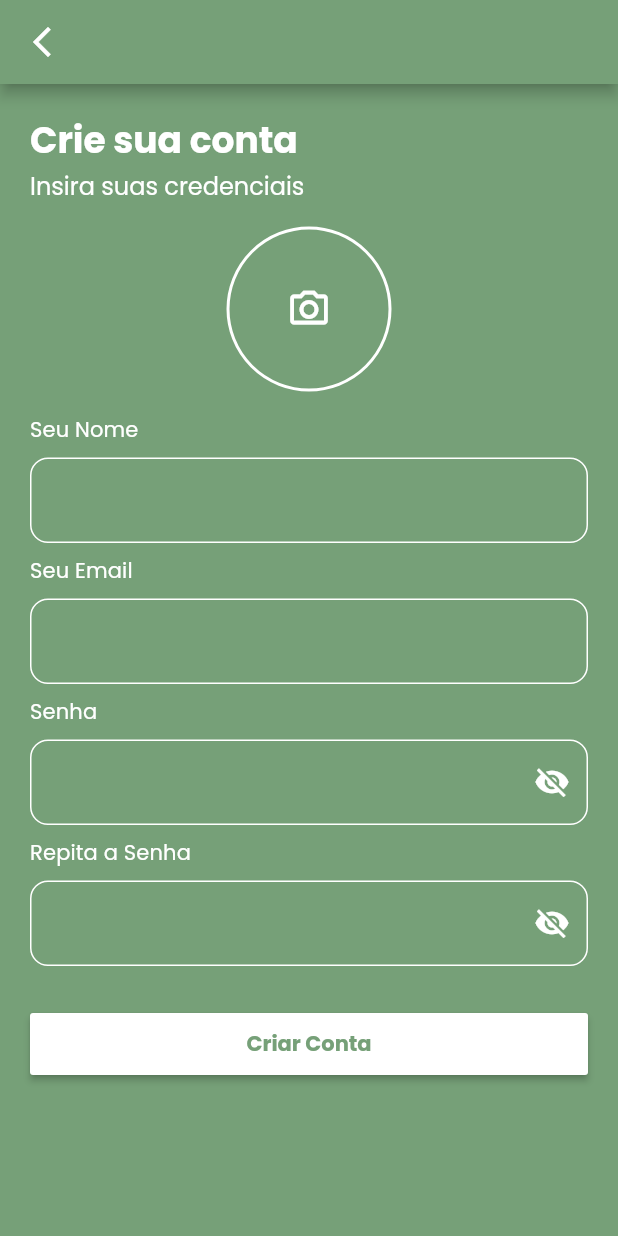
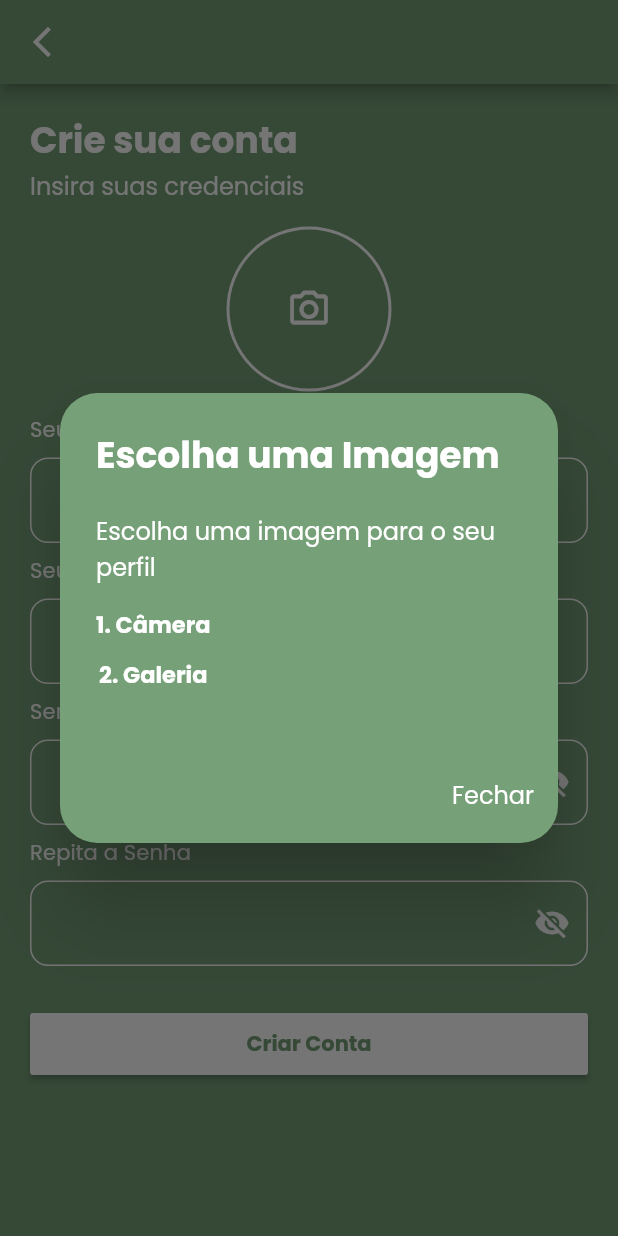
Before and after one commit to OzielFilho/smart_planner, a Flutter app: the CreateAccountPage screen opened by its route, after a tap on the "camera alt" icon, on a phone screen of 412 x 824 dp. Run offline on Flutter 3.47's test engine with Material 2 defaults, Android fonts, the phone set to English and light mode, and no system bars; our stand-ins replace bloc, cloud_firestore, dartz, equatable, firebase_auth, firebase_core and 4 more; accounts and stored records are empty.

Commit message:
feature : image of user

```diff
--- a/lib/app/app_module.dart
+++ b/lib/app/app_module.dart
@@ -1,11 +1,13 @@
 import 'package:cloud_firestore/cloud_firestore.dart';
 import 'package:firebase_auth/firebase_auth.dart';
+import 'package:firebase_storage/firebase_storage.dart';
 import 'package:flutter_modular/flutter_modular.dart';
 import 'package:smart_planner/app/core/services/firebase_auth_service.dart';
 import 'package:smart_planner/app/core/services/firebase_store_service.dart';
 import 'package:smart_planner/app/core/services/network_service.dart';
 import 'package:smart_planner/app/modules/splash/splash_module.dart';
 
+import 'core/services/firestorage_service.dart';
 import 'modules/authentication/authentication_module.dart';
 
 class AppModule extends Module {
@@ -13,6 +15,8 @@ class AppModule extends Module {
   final List<Bind> binds = [
     Bind((i) => FirebaseStoreServiceImpl(FirebaseFirestore.instance)),
     Bind((i) => FirebaseAuthServiceImpl(FirebaseAuth.instance, i())),
+    Bind((i) => FirestorageServiceImpl(
+        FirebaseStorage.instance, FirebaseAuth.instance)),
     Bind((i) => NetworkServiceImpl()),
   ];
 
--- a/lib/app/core/presentation/widgets/image_get_design.dart
+++ b/lib/app/core/presentation/widgets/image_get_design.dart
@@ -1,14 +1,20 @@
+import 'dart:io';
+
 import 'package:flutter/material.dart';
+
 import 'package:smart_planner/app/core/utils/color_utils.dart';
 
 class ImageGetDesign extends StatelessWidget {
-  const ImageGetDesign({Key? key}) : super(key: key);
+  final Function() action;
+  final File? image;
+  const ImageGetDesign({Key? key, required this.action, this.image})
+      : super(key: key);
 
   @override
   Widget build(BuildContext context) {
     return InkWell(
       borderRadius: BorderRadius.circular(100.0),
-      onTap: () {},
+      onTap: action,
       child: Stack(
         alignment: Alignment.center,
         children: [
@@ -17,6 +23,9 @@ class ImageGetDesign extends StatelessWidget {
             height: 120,
             width: 110,
             decoration: BoxDecoration(
+              image: image != null
+                  ? DecorationImage(image: FileImage(image!), fit: BoxFit.fill)
+                  : null,
               border: Border.all(color: ColorUtils.whiteColor, width: 2),
               shape: BoxShape.circle,
             ),
--- /dev/null
+++ b/lib/app/core/services/image_service.dart
@@ -0,0 +1,23 @@
+import 'dart:io';
+
+import 'package:image_picker/image_picker.dart';
+
+abstract class ImageService {
+  Future<File?> getImage({bool isCamera = true});
+}
+
+class ImageServiceImpl implements ImageService {
+  final ImagePicker _imagePicker;
+
+  ImageServiceImpl(this._imagePicker);
+
+  @override
+  Future<File?> getImage({bool isCamera = true}) async {
+    final image = await _imagePicker.pickImage(
+        source: isCamera ? ImageSource.camera : ImageSource.gallery);
+    if (image == null) {
+      return null;
+    }
+    return File(image.path);
+  }
+}
--- a/lib/app/modules/authentication/presentation/controllers/create_account_controller/create_account_with_email_and_password_bloc.dart
+++ b/lib/app/modules/authentication/presentation/controllers/create_account_controller/create_account_with_email_and_password_bloc.dart
@@ -1,7 +1,6 @@
 import 'package:bloc/bloc.dart';
 import 'package:flutter_modular/flutter_modular.dart';
 import 'package:smart_planner/app/core/utils/validations.dart';
-import 'package:smart_planner/app/modules/authentication/infrastructure/models/user_create_account_model.dart';
 
 import '../../../../../core/errors/failure.dart';
 import '../../../../../core/presentation/controllers/app_state.dart';
--- a/lib/app/modules/authentication/presentation/pages/create_account/create_account_page.dart
+++ b/lib/app/modules/authentication/presentation/pages/create_account/create_account_page.dart
@@ -3,9 +3,11 @@ import 'dart:io';
 import 'package:flutter/material.dart';
 import 'package:flutter_bloc/flutter_bloc.dart';
 import 'package:flutter_modular/flutter_modular.dart';
+import 'package:image_picker/image_picker.dart';
 import 'package:smart_planner/app/core/presentation/widgets/buttons_design.dart';
 import 'package:smart_planner/app/core/presentation/widgets/form_desing.dart';
 import 'package:smart_planner/app/core/presentation/widgets/loading_desing.dart';
+import 'package:smart_planner/app/core/services/firestorage_service.dart';
 import 'package:smart_planner/app/core/utils/color_utils.dart';
 import 'package:smart_planner/app/core/utils/widgets_utils.dart';
 import 'package:smart_planner/app/modules/authentication/presentation/controllers/create_account_controller/create_account_event.dart';
@@ -13,6 +15,7 @@ import 'package:smart_planner/app/modules/authentication/presentation/controller
 
 import '../../../../../core/presentation/controllers/app_state.dart';
 import '../../../../../core/presentation/widgets/image_get_design.dart';
+import '../../../../../core/services/image_service.dart';
 import '../../../../../core/theme/theme_app.dart';
 
 class CreateAccountPage extends StatefulWidget {
@@ -30,6 +33,7 @@ class _CreateAccountPageState extends State<CreateAccountPage> {
 
   final _blocCreateAccount =
       Modular.get<CreateAccountWithEmailAndPasswordBloc>();
+  final _firestorage = Modular.get<FirestorageService>();
 
   _clearControllers() {
     _controllerName.clear();
@@ -40,7 +44,48 @@ class _CreateAccountPageState extends State<CreateAccountPage> {
 
   bool _visibilityPassword = true;
 
-  late File _image;
+  File? _file;
+
+  _imageAction() {
+    WidgetUtils.showOkDialog(
+        context,
+        'Escolha uma Imagem',
+        'Escolha uma imagem para o seu perfil',
+        'Fechar',
+        () => Modular.to.pop(),
+        content: Column(
+          children: [
+            InkWell(
+              child: Text(
+                '1. Câmera',
+                style: ThemeApp.theme.textTheme.headline2,
+              ),
+              onTap: () async {
+                final file = await ImageServiceImpl(ImagePicker()).getImage();
+                _file = file;
+                setState(() {});
+                Modular.to.pop();
+              },
+            ),
+            const SizedBox(
+              height: 10,
+            ),
+            InkWell(
+              child: Text(
+                '2. Galeria',
+                style: ThemeApp.theme.textTheme.headline2,
+              ),
+              onTap: () async {
+                final file = await ImageServiceImpl(ImagePicker())
+                    .getImage(isCamera: false);
+                _file = file;
+                setState(() {});
+                Modular.to.pop();
+              },
+            ),
+          ],
+        ));
+  }
 
   @override
   Widget build(BuildContext context) {
@@ -55,9 +100,8 @@ class _CreateAccountPageState extends State<CreateAccountPage> {
         listener: (context, state) {
           if (state is SuccessCreateAccountState) {
             _clearControllers();
-            WidgetUtils.showSnackBar(context, '',
-                actionText: 'Usuário Criado com Sucesso!',
-                onTap: () => Modular.to.pop());
+            WidgetUtils.showSnackBar(context, 'Usuário Criado com Sucesso!',
+                actionText: 'Fechar', onTap: () => Modular.to.pop());
             Modular.to.pop();
           }
         },
@@ -79,8 +123,12 @@ class _CreateAccountPageState extends State<CreateAccountPage> {
                 const SizedBox(
                   height: 10,
                 ),
-                const Align(
-                    alignment: Alignment.center, child: ImageGetDesign()),
+                Align(
+                    alignment: Alignment.center,
+                    child: ImageGetDesign(
+                      image: _file,
+                      action: _imageAction,
+                    )),
                 const SizedBox(
                   height: 10,
                 ),
@@ -163,7 +211,9 @@ class _CreateAccountPageState extends State<CreateAccountPage> {
                     ? const Center(child: LoadingDesign())
                     : ButtonDesign(
                         text: 'Criar Conta',
-                        action: () {
+                        action: () async {
+                          final urlImage =
+                              await _firestorage.uploadDocument(_file, 'users');
                           _blocCreateAccount.add(
                               CreateAccountWithEmailAndPasswordEvent(
                                   email: _controllerEmail.text,
@@ -171,7 +221,7 @@ class _CreateAccountPageState extends State<CreateAccountPage> {
                                   passwordConfirme:
                                       _controllerPasswordConfirme.text,
                                   name: _controllerName.text,
-                                  photo: ''));
+                                  photo: urlImage));
                         })
               ],
             ),
--- a/pubspec.yaml
+++ b/pubspec.yaml
@@ -20,6 +20,7 @@ dependencies:
   cloud_firestore: ^2.5.4
   firebase_storage: ^10.0.6
   flutter_bloc: ^8.0.1
+  image_picker: ^0.8.5+3
 
 dev_dependencies:
   flutter_test:
```
Also changed, not shown: lib/app/core/services/firestorage_service.dart (added, +24 -0 lines), lib/app/core/utils/widgets_utils.dart (+7 -3 lines), lib/app/modules/authentication/presentation/pages/recovery_password/recovery_password_page.dart (+3 -4 lines).
